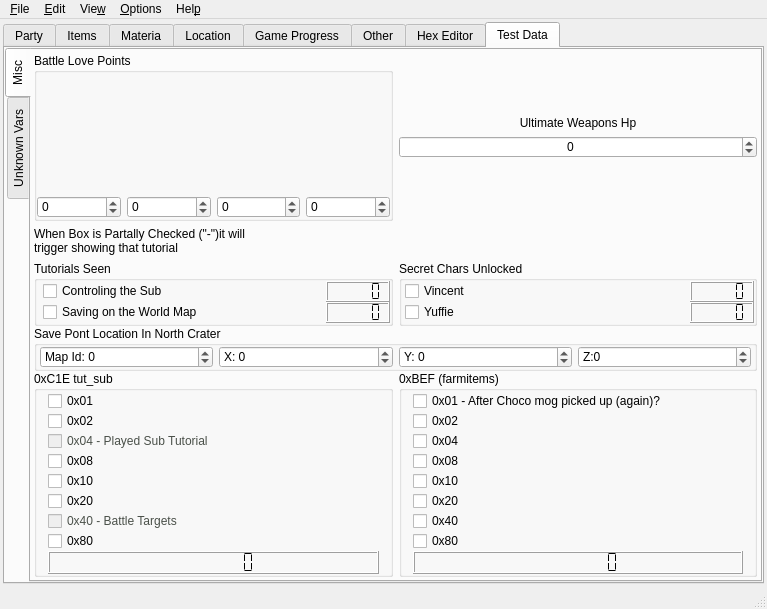
sithlord48/blackchocobo, file mainwindow.ui: the form before one commit.
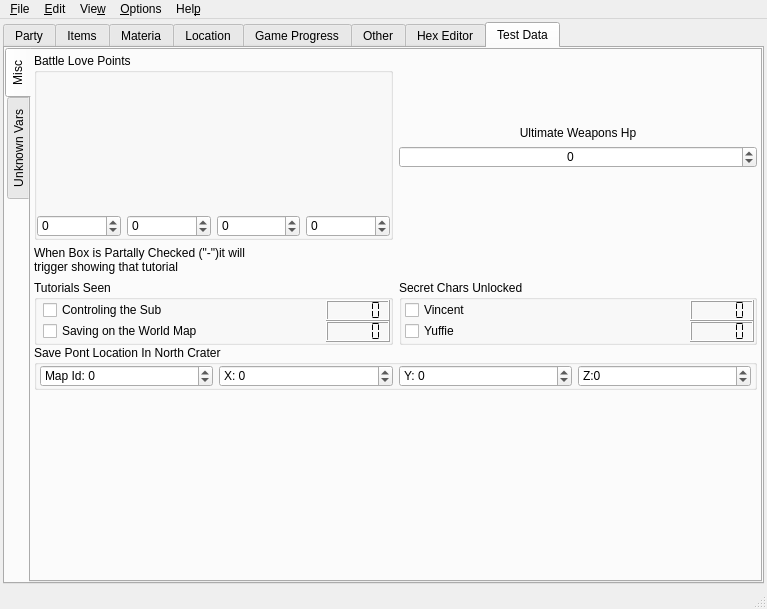
The form after the commit. The open tabs and pages were chosen to show the change. Icons and pictures are not drawn.

Commit message: Sync FF7tk : https://github.com/sithlord48/ff7tk/commit/f9e44018eff097f7218a9999d5206f8b0a7401b4 MainWindow: removed the tutsub and farmitems from TestData->Misc. now covered by the location viewer. MainWindow: update locationViewer for advanced mode. update lang files.

What changed in the file:
```diff
--- a/mainwindow.ui
+++ b/mainwindow.ui
@@ -6407,216 +6407,21 @@
                 </layout>
                </widget>
               </item>
-              <item>
-               <layout class="QHBoxLayout" name="horizontalLayout_152">
-                <item>
-                 <widget class="QGroupBox" name="groupBox_38">
-                  <property name="title">
-                   <string>0xC1E tut_sub</string>
-                  </property>
-                  <layout class="QVBoxLayout" name="verticalLayout_71">
-                   <property name="spacing">
-                    <number>0</number>
-                   </property>
-                   <property name="topMargin">
-                    <number>0</number>
-                   </property>
-                   <property name="bottomMargin">
-                    <number>0</number>
-                   </property>
-                   <item>
-                    <widget class="QCheckBox" name="cb_tut_sub_1">
-                     <property name="text">
-                      <string>0x01</string>
-                     </property>
-                    </widget>
-                   </item>
-                   <item>
-                    <widget class="QCheckBox" name="cb_tut_sub_2">
-                     <property name="text">
-                      <string>0x02 </string>
-                     </property>
-                    </widget>
-                   </item>
-                   <item>
-                    <widget class="QCheckBox" name="cb_tut_sub_3">
-                     <property name="enabled">
-                      <bool>false</bool>
-                     </property>
-                     <property name="text">
-                      <string>0x04 - Played Sub Tutorial</string>
-                     </property>
-                    </widget>
-                   </item>
-                   <item>
-                    <widget class="QCheckBox" name="cb_tut_sub_4">
-                     <property name="text">
-                      <string>0x08</string>
-                     </property>
-                    </widget>
-                   </item>
-                   <item>
-                    <widget class="QCheckBox" name="cb_tut_sub_5">
-                     <property name="text">
-                      <string>0x10</string>
-                     </property>
-                    </widget>
-                   </item>
-                   <item>
-                    <widget class="QCheckBox" name="cb_tut_sub_6">
-                     <property name="text">
-                      <string>0x20</string>
-                     </property>
-                    </widget>
-                   </item>
-                   <item>
-                    <widget class="QCheckBox" name="cb_tut_sub_7">
-                     <property name="enabled">
-                      <bool>false</bool>
-                     </property>
-                     <property name="text">
-                      <string>0x40 - Battle Targets</string>
-                     </property>
-                    </widget>
-                   </item>
-                   <item>
-                    <widget class="QCheckBox" name="cb_tut_sub_8">
-                     <property name="text">
-                      <string>0x80</string>
-                     </property>
-                    </widget>
-                   </item>
-                   <item>
-                    <widget class="QLCDNumber" name="lcd_tut_sub">
-                     <property name="minimumSize">
-                      <size>
-                       <width>0</width>
-                       <height>23</height>
-                      </size>
-                     </property>
-                     <property name="maximumSize">
-                      <size>
-                       <width>16777215</width>
-                       <height>23</height>
-                      </size>
-                     </property>
-                     <property name="digitCount">
-                      <number>8</number>
-                     </property>
-                     <property name="mode">
-                      <enum>QLCDNumber::Bin</enum>
-                     </property>
-                     <property name="segmentStyle">
-                      <enum>QLCDNumber::Flat</enum>
-                     </property>
-                    </widget>
-                   </item>
-                  </layout>
-                 </widget>
-                </item>
-                <item>
-                 <widget class="QGroupBox" name="groupBox_33">
-                  <property name="title">
-                   <string>0xBEF (farmitems)</string>
-                  </property>
-                  <layout class="QVBoxLayout" name="verticalLayout_9">
-                   <property name="spacing">
-                    <number>0</number>
-                   </property>
-                   <property name="topMargin">
-                    <number>0</number>
-                   </property>
-                   <property name="bottomMargin">
-                    <number>0</number>
-                   </property>
-                   <item>
-                    <widget class="QCheckBox" name="cb_farm_items_1">
-                     <property name="text">
-                      <string>0x01 - After Choco mog picked up (again)?</string>
-                     </property>
-                    </widget>
-                   </item>
-                   <item>
-                    <widget class="QCheckBox" name="cb_farm_items_2">
-                     <property name="text">
-                      <string>0x02</string>
-                     </property>
-                    </widget>
-                   </item>
-                   <item>
-                    <widget class="QCheckBox" name="cb_farm_items_3">
-                     <property name="text">
-                      <string>0x04</string>
-                     </property>
-                    </widget>
-                   </item>
-                   <item>
-                    <widget class="QCheckBox" name="cb_farm_items_4">
-                     <property name="text">
-                      <string>0x08</string>
-                     </property>
-                    </widget>
-                   </item>
-                   <item>
-                    <widget class="QCheckBox" name="cb_farm_items_5">
-                     <property name="text">
-                      <string>0x10</string>
-                     </property>
-                    </widget>
-                   </item>
-                   <item>
-                    <widget class="QCheckBox" name="cb_farm_items_6">
-                     <property name="text">
-                      <string>0x20</string>
-                     </property>
-                    </widget>
-                   </item>
-                   <item>
-                    <widget class="QCheckBox" name="cb_farm_items_7">
-                     <property name="text">
-                      <string>0x40</string>
-                     </property>
-                    </widget>
-                   </item>
-                   <item>
-                    <widget class="QCheckBox" name="cb_farm_items_8">
-                     <property name="text">
-                      <string>0x80</string>
-                     </property>
-                    </widget>
-                   </item>
-                   <item>
-                    <widget class="QLCDNumber" name="lcd_farm_items">
-                     <property name="minimumSize">
-                      <size>
-                       <width>0</width>
-                       <height>23</height>
-                      </size>
-                     </property>
-                     <property name="maximumSize">
-                      <size>
-                       <width>16777215</width>
-                       <height>23</height>
-                      </size>
-                     </property>
-                     <property name="digitCount">
-                      <number>8</number>
-                     </property>
-                     <property name="mode">
-                      <enum>QLCDNumber::Bin</enum>
-                     </property>
-                     <property name="segmentStyle">
-                      <enum>QLCDNumber::Flat</enum>
-                     </property>
-                    </widget>
-                   </item>
-                  </layout>
-                 </widget>
-                </item>
-               </layout>
-              </item>
              </layout>
             </item>
+            <item>
+             <spacer name="verticalSpacer_2">
+              <property name="orientation">
+               <enum>Qt::Vertical</enum>
+                </property>
+                <property name="sizeHint" stdset="0">
+                <size>
+                 <width>20</width>
+                 <height>40</height>
+                </size>
+               </property>
+             </spacer>
+            </item>
            </layout>
           </widget>
           <widget class="QWidget" name="tab_4">
```
Left out of the diff: 9 changed lines with no effect on the pictures. The commit also changes 20 other files.
